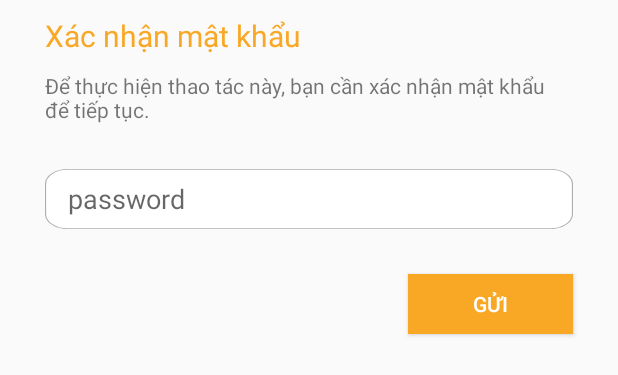
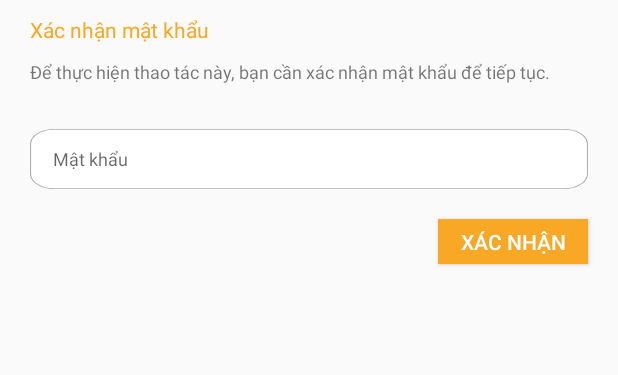
Before and after one commit to SETQT/Android, an Android app: the layout password_authentication.xml on its own in the app's theme, with its tools: preview values and no code run, on a phone screen of 412 x 824 dp. Shown: the top 375 px of the screen. Run offline under Robolectric (Android 15) with nearby library versions, the phone set to English and light mode, and no system bars.

Commit message:
lam xac nhan dang nhap va trang xem chi tiet san pham

```diff
--- a/app/src/main/java/com/example/androidproject08/CustomProductLabelAdapter.java
+++ b/app/src/main/java/com/example/androidproject08/CustomProductLabelAdapter.java
@@ -51,6 +51,7 @@ public class CustomProductLabelAdapter extends ArrayAdapter<Product> {
             @Override
             public void onClick(View view) {
                 Intent moveActivity = new Intent(curContext, activity_view_product.class);
+                moveActivity.putExtra("name_activity", "activity_dashboard");
                 moveActivity.putExtra("idDoc", products.get(position).getIdDoc());
                 curContext.startActivity(moveActivity);
             }
--- a/app/src/main/java/com/example/androidproject08/activity_mycart.java
+++ b/app/src/main/java/com/example/androidproject08/activity_mycart.java
@@ -92,6 +92,9 @@ public class activity_mycart extends Activity {
                     case "activity_myorder":
                         moveActivity = new Intent(getApplicationContext(), activity_myorder.class);
                         break;
+                    case "activity_view_product":
+                        moveActivity = new Intent(getApplicationContext(), activity_view_product.class);
+                        break;
                     default:
                         break;
                 }
--- a/app/src/main/res/layout/password_authentication.xml
+++ b/app/src/main/res/layout/password_authentication.xml
@@ -10,9 +10,9 @@
         android:layout_width="wrap_content"
         android:layout_height="wrap_content"
         android:text="Xác nhận mật khẩu"
-        android:textSize="20sp"
+        android:textSize="14sp"
         android:textColor="#F9A826"
-        android:layout_marginLeft="20dp"
+        android:layout_marginLeft="10dp"
         android:layout_marginBottom="10dp"
         android:gravity="top"
         />
@@ -20,11 +20,10 @@
         android:id="@+id/text_describe_password_authentication"
         android:layout_width="match_parent"
         android:layout_height="wrap_content"
-        android:layout_marginLeft="20dp"
-        android:layout_marginRight="20dp"
+        android:layout_marginLeft="10dp"
+        android:layout_marginRight="10dp"
         android:text="@string/text_describe_password_authentication"
-        android:textSize="14sp"
-        android:gravity="top"
+        android:textSize="12sp"
         />
 
     <EditText
@@ -32,28 +31,26 @@
         android:id="@+id/input_password_authentication"
         android:layout_width="match_parent"
         android:layout_height="wrap_content"
-        android:layout_marginLeft="20dp"
-        android:layout_marginRight="20dp"
-        android:inputType="text"
-        android:hint="password"
+        android:layout_marginLeft="10dp"
+        android:layout_marginRight="10dp"
+        android:inputType="textPassword"
+        android:hint="Mật khẩu"
         android:paddingLeft="15dp"
-        android:textSize="18dp"
+        android:textSize="12dp"
         android:background="@drawable/input_password_authentication" />
-        />
+    />
 
     <Button
         android:id="@+id/btn_send_password_authentication"
-        android:layout_width="110dp"
-        android:layout_height="40dp"
-        android:layout_marginTop="30dp"
-        android:layout_marginRight="20dp"
+        android:layout_width="100dp"
+        android:layout_height="30dp"
+        android:layout_marginTop="20dp"
+        android:layout_marginRight="10dp"
         android:textColor="#FFFFFF"
-        android:text="Gửi"
+        android:text="Xác nhận"
         android:layout_gravity="end"
         android:background="@color/yellow"
         android:layout_marginBottom="20dp"
         />
-
     />
-
 </LinearLayout>
```
Also changed, not shown: app/src/main/java/com/example/androidproject08/ListTypeProductAdapter.java (+12 -6 lines), app/src/main/java/com/example/androidproject08/Type_View_Product.java (deleted, +0 -16 lines), app/src/main/java/com/example/androidproject08/activity_edit_profile.java (+48 -2 lines), app/src/main/java/com/example/androidproject08/activity_view_product.java (+116 -22 lines), app/src/main/res/layout/activity_view_product.xml (+5 -2 lines).
